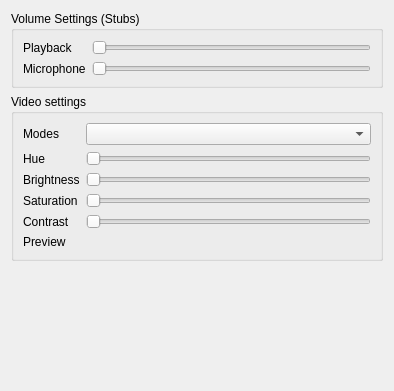
Above: src/widget/form/settings/avsettings.ui from qTox/qTox before the change. Below: the same form after it.
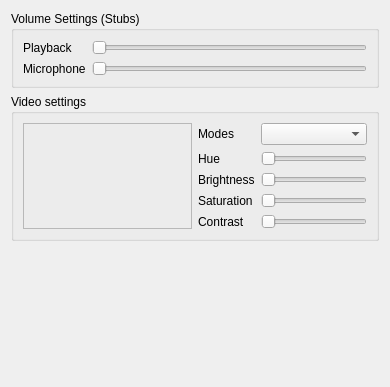
That is the form after the change. Custom widgets are drawn as their Qt base class.

Commit message: VideoSurface: aspect ratio

What changed in the file:
```diff
--- a/src/widget/form/settings/avsettings.ui
+++ b/src/widget/form/settings/avsettings.ui
@@ -6,14 +6,14 @@
    <rect>
     <x>0</x>
     <y>0</y>
-    <width>394</width>
-    <height>391</height>
+    <width>390</width>
+    <height>387</height>
    </rect>
   </property>
   <property name="windowTitle">
    <string>Form</string>
   </property>
-  <layout class="QVBoxLayout" name="verticalLayout">
+  <layout class="QVBoxLayout" name="verticalLayout_2">
    <item>
     <widget class="QGroupBox" name="groupBox">
      <property name="title">
@@ -56,6 +56,33 @@
      <property name="title">
       <string>Video settings</string>
      </property>
+     <layout class="QHBoxLayout" name="horizontalLayout">
+      <item>
+       <layout class="QVBoxLayout" name="verticalLayout" stretch="0">
+        <item>
+         <widget class="QFrame" name="CamFrame">
+          <property name="sizePolicy">
+           <sizepolicy hsizetype="MinimumExpanding" vsizetype="MinimumExpanding">
+            <horstretch>1</horstretch>
+            <verstretch>99</verstretch>
+           </sizepolicy>
+          </property>
+          <property name="frameShape">
+           <enum>QFrame::StyledPanel</enum>
+          </property>
+          <property name="frameShadow">
+           <enum>QFrame::Raised</enum>
+          </property>
+          <layout class="QVBoxLayout" name="verticalLayout_3">
+           <item>
+            <widget class="VideoSurface" name="CamVideoSurface" native="true"/>
+           </item>
+          </layout>
+         </widget>
+        </item>
+       </layout>
+      </item>
+      <item>
      <layout class="QFormLayout" name="formLayout">
       <property name="fieldGrowthPolicy">
        <enum>QFormLayout::ExpandingFieldsGrow</enum>
@@ -133,15 +160,7 @@
         </property>
        </widget>
       </item>
-      <item row="5" column="0">
-       <widget class="QLabel" name="label_6">
-        <property name="text">
-         <string>Preview</string>
-        </property>
-       </widget>
-      </item>
-      <item row="5" column="1">
-       <layout class="QVBoxLayout" name="CamViewLayout"/>
+       </layout>
       </item>
      </layout>
     </widget>
@@ -161,6 +180,14 @@
    </item>
   </layout>
  </widget>
+ <customwidgets>
+  <customwidget>
+   <class>VideoSurface</class>
+   <extends>QWidget</extends>
+   <header>widget/videosurface.h</header>
+   <container>1</container>
+  </customwidget>
+ </customwidgets>
  <resources/>
  <connections/>
 </ui>
```
Lines whose indentation alone changed are shown as unchanged. The commit also changes 3 other files.
